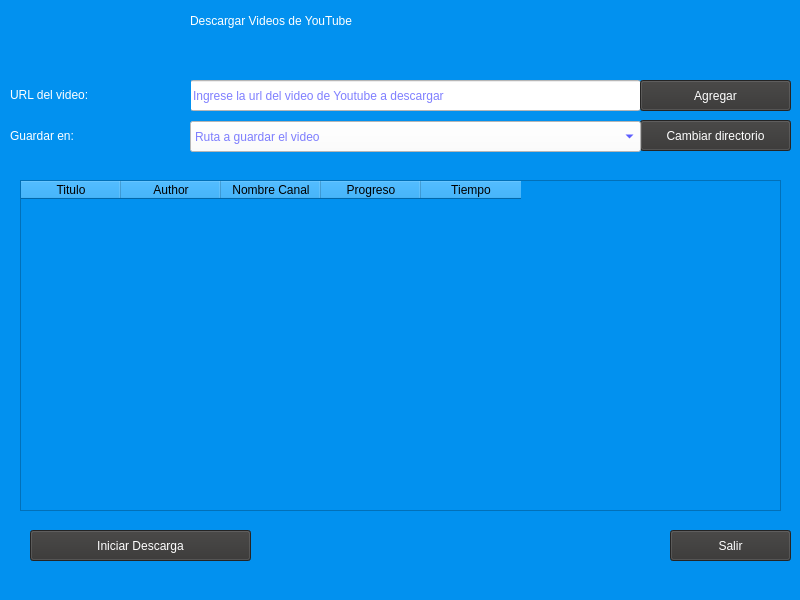
Qt form view/mainView.ui (Jahr2001/Descargador_Videos_YouTube) before a commit.
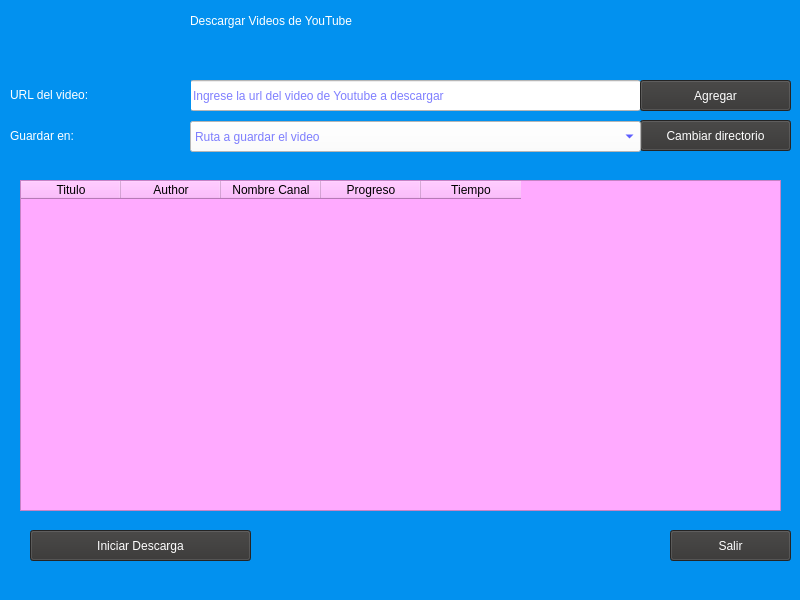
The same form after that commit.

```diff
--- a/view/mainView.ui
+++ b/view/mainView.ui
@@ -202,6 +202,9 @@
       <height>331</height>
      </rect>
     </property>
+    <property name="styleSheet">
+     <string notr="true">background-color: rgb(255, 170, 255);</string>
+    </property>
     <column>
      <property name="text">
       <string>Titulo</string>
```
